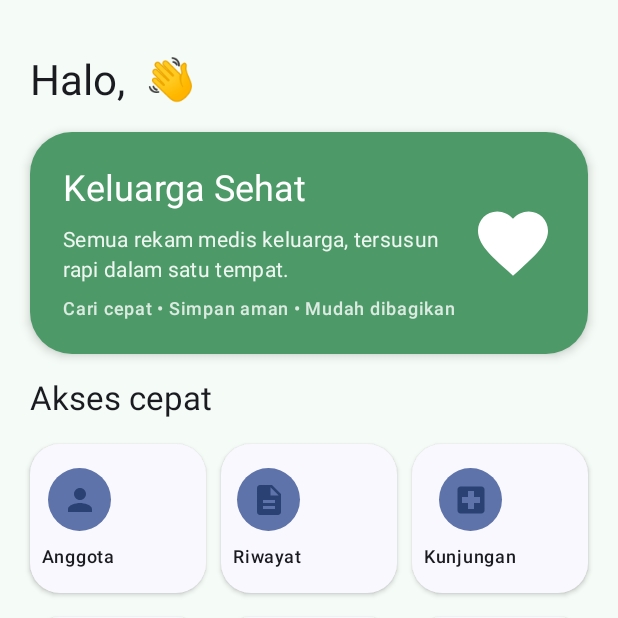
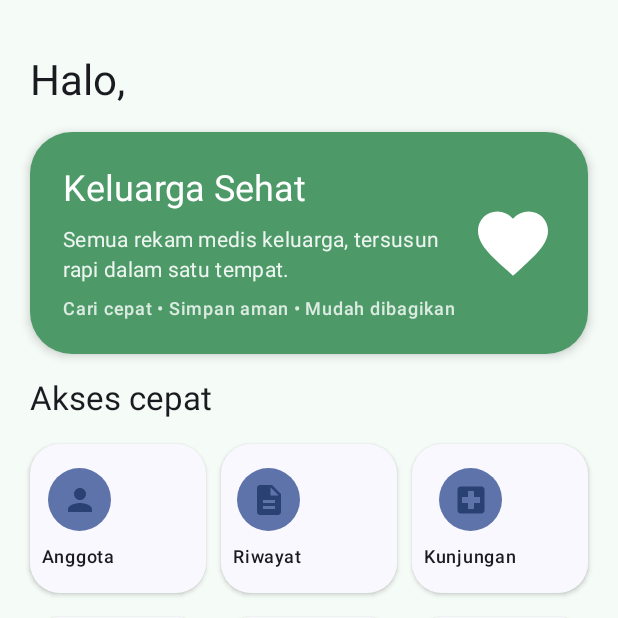
Before and after one commit to KhoirulArifPratama/0011_JejakSehat, an Android app built with Jetpack Compose: the composable HomeScreen called with empty values, on a phone screen of 412 x 824 dp, the top half of it. Run offline under Robolectric (Android 15) with nearby library versions, the phone set to English and light mode, and no system bars.

Commit message:
Week 2: style hapus emoji sapaan

```diff
--- a/app/src/main/java/com/example/jejaksehat/MainActivity.kt
+++ b/app/src/main/java/com/example/jejaksehat/MainActivity.kt
@@ -250,7 +250,7 @@ private fun JejakSehatApp(viewModel: JejakSehatViewModel = viewModel()) {
     val pale = androidx.compose.ui.graphics.Color(0xFFEAF6EC)
     Column(Modifier.fillMaxSize().background(androidx.compose.ui.graphics.Color(0xFFF5FBF6)).verticalScroll(rememberScrollState()).padding(horizontal = 20.dp, vertical = 16.dp), verticalArrangement = Arrangement.spacedBy(16.dp)) {
         Spacer(Modifier.height(4.dp))
-        Text("Halo, $name 👋", style = MaterialTheme.typography.headlineMedium)
+        Text("Halo, $name", style = MaterialTheme.typography.headlineMedium)
         Card(Modifier.fillMaxWidth(), shape = RoundedCornerShape(28.dp), elevation = androidx.compose.material3.CardDefaults.cardElevation(defaultElevation = 4.dp), colors = androidx.compose.material3.CardDefaults.cardColors(containerColor = green)) { Row(Modifier.fillMaxWidth().padding(22.dp), verticalAlignment = androidx.compose.ui.Alignment.CenterVertically) { Column(Modifier.weight(1f), verticalArrangement = Arrangement.spacedBy(8.dp)) { Text("Keluarga Sehat", color = androidx.compose.ui.graphics.Color.White, style = MaterialTheme.typography.headlineSmall); Text("Semua rekam medis keluarga, tersusun rapi dalam satu tempat.", color = androidx.compose.ui.graphics.Color.White.copy(alpha = .9f), style = MaterialTheme.typography.bodyMedium); Text("Cari cepat • Simpan aman • Mudah dibagikan", color = androidx.compose.ui.graphics.Color.White.copy(alpha = .8f), style = MaterialTheme.typography.labelMedium) }; Icon(Icons.Default.Favorite, null, tint = androidx.compose.ui.graphics.Color.White, modifier = Modifier.size(56.dp)) } }
         Text("Akses cepat", style = MaterialTheme.typography.titleLarge)
         Row(Modifier.fillMaxWidth(), horizontalArrangement = Arrangement.spacedBy(10.dp)) { QuickCard("Anggota", Icons.Default.Person, Modifier.weight(1f), openMembers); QuickCard("Riwayat", Icons.Default.Description, Modifier.weight(1f), openRecords); QuickCard("Kunjungan", Icons.Default.LocalHospital, Modifier.weight(1f), openVisits) }
```
